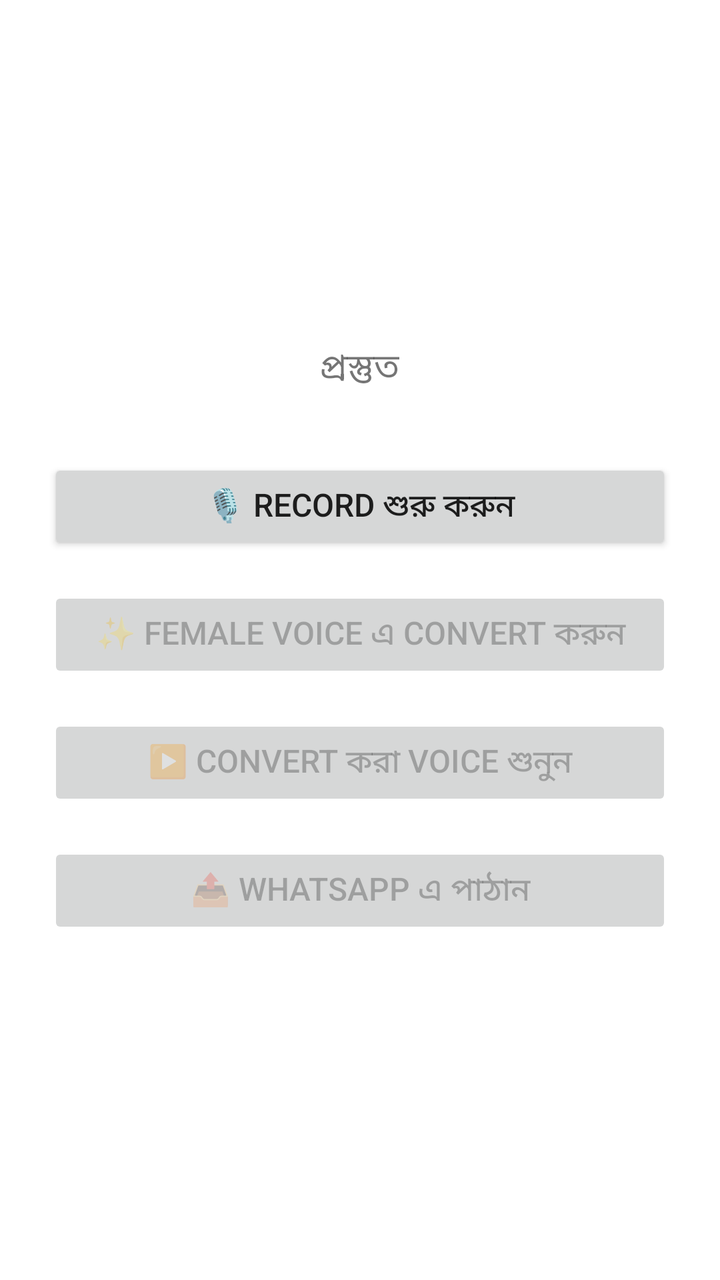
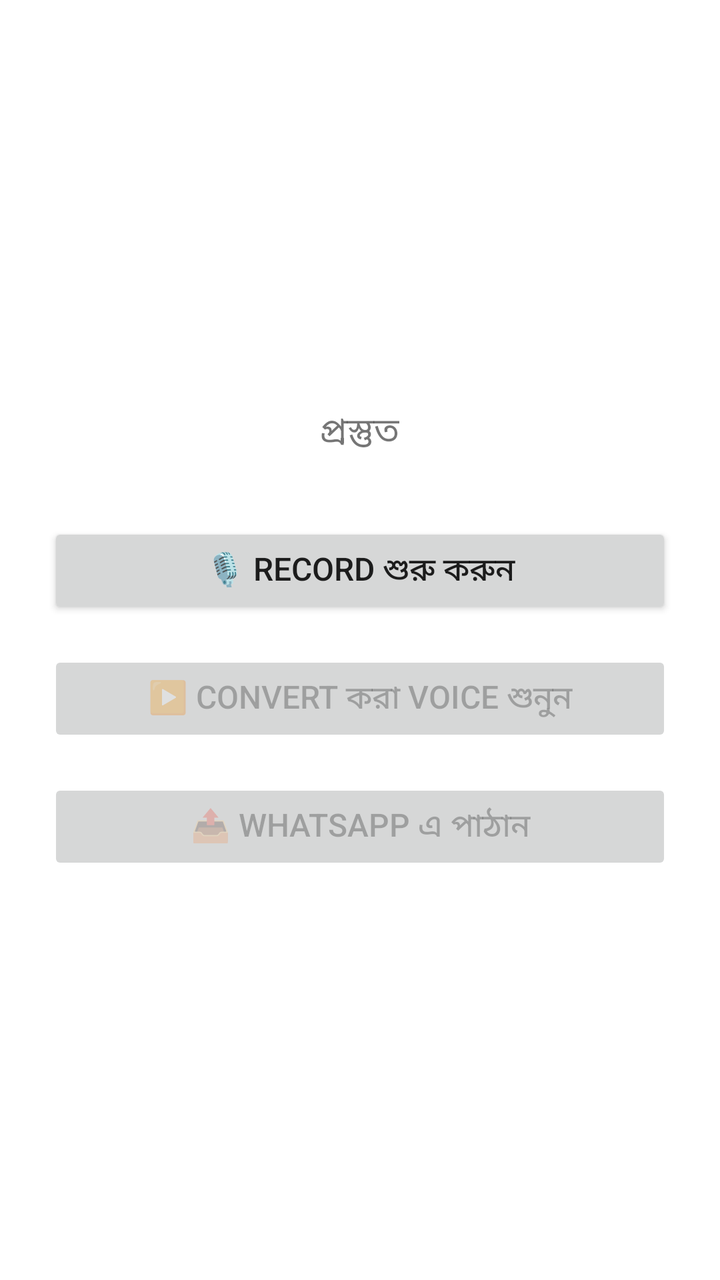

Before-and-after screenshots of an Android layout around one commit, followed by the original layout XML and the change that was made.
<!-- AndroidManifest.xml: application theme Theme.VoiceChanger -->
<!-- res/layout/activity_main.xml -->
<?xml version="1.0" encoding="utf-8"?>
<LinearLayout xmlns:android="http://schemas.android.com/apk/res/android"
    android:layout_width="match_parent"
    android:layout_height="match_parent"
    android:orientation="vertical"
    android:gravity="center"
    android:padding="24dp">

    <TextView
        android:id="@+id/statusText"
        android:layout_width="wrap_content"
        android:layout_height="wrap_content"
        android:text="প্রস্তুত"
        android:textSize="18sp"
        android:layout_marginBottom="32dp" />

    <Button
        android:id="@+id/recordButton"
        android:layout_width="match_parent"
        android:layout_height="wrap_content"
        android:text="🎙️ Record শুরু করুন"
        android:textSize="16sp"
        android:layout_marginBottom="16dp" />

    <Button
        android:id="@+id/convertButton"
        android:layout_width="match_parent"
        android:layout_height="wrap_content"
        android:text="✨ Female Voice এ Convert করুন"
        android:enabled="false"
        android:textSize="16sp"
        android:layout_marginBottom="16dp" />

    <Button
        android:id="@+id/playButton"
        android:layout_width="match_parent"
        android:layout_height="wrap_content"
        android:text="▶️ Convert করা Voice শুনুন"
        android:enabled="false"
        android:textSize="16sp"
        android:layout_marginBottom="16dp" />

    <Button
        android:id="@+id/shareButton"
        android:layout_width="match_parent"
        android:layout_height="wrap_content"
        android:text="📤 WhatsApp এ পাঠান"
        android:enabled="false"
        android:textSize="16sp" />

</LinearLayout>
<!-- resources referenced by this layout -->
<resources>
  <style name="Theme.VoiceChanger" parent="Theme.MaterialComponents.DayNight.NoActionBar">
          <item name="colorPrimary">@color/purple_700</item>
          <item name="colorPrimaryDark">@color/purple_700</item>
          <item name="colorAccent">@color/purple_700</item>
      </style>
  <color name="purple_700">#6200EE</color>
</resources>

<!-- the commit's change to res/layout/activity_main.xml (unified diff, before → after) -->
@@ -23,15 +23,6 @@
         android:layout_marginBottom="16dp" />
 
     <Button
-        android:id="@+id/convertButton"
-        android:layout_width="match_parent"
-        android:layout_height="wrap_content"
-        android:text="✨ Female Voice এ Convert করুন"
-        android:enabled="false"
-        android:textSize="16sp"
-        android:layout_marginBottom="16dp" />
-
-    <Button
         android:id="@+id/playButton"
         android:layout_width="match_parent"
         android:layout_height="wrap_content"
